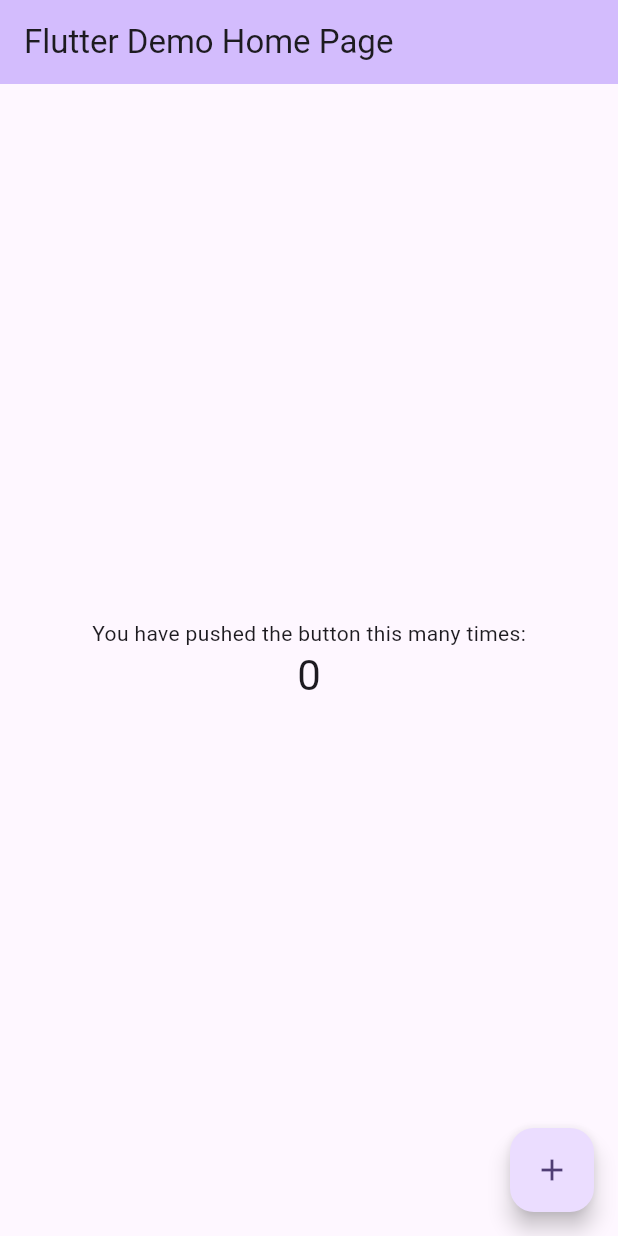
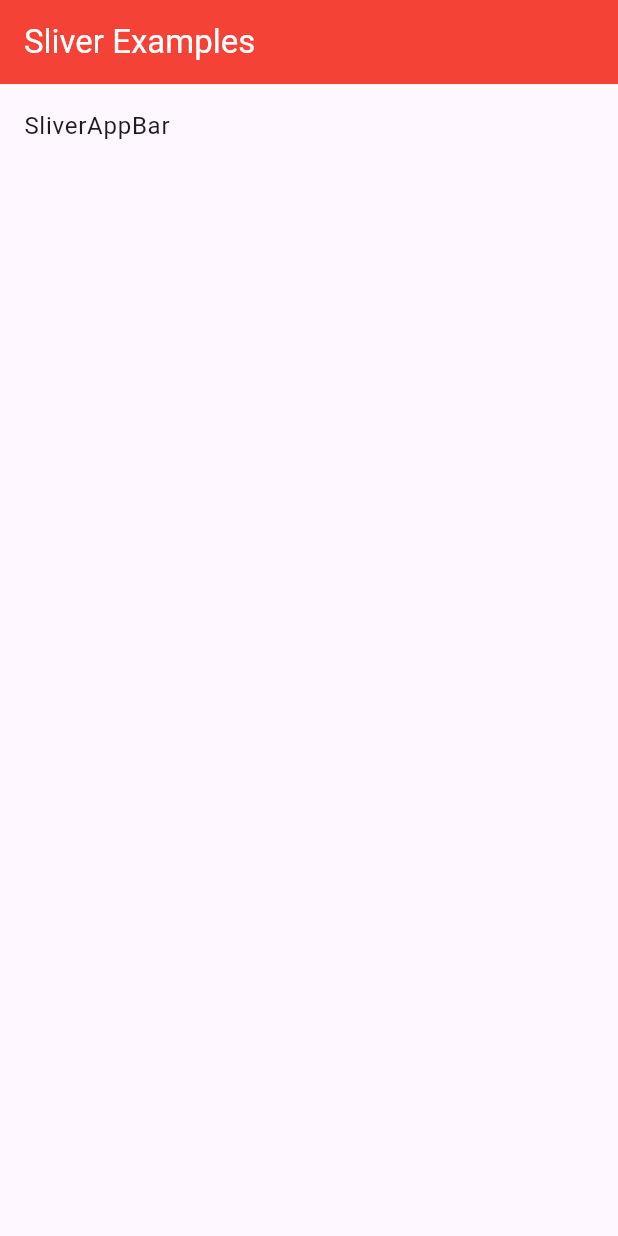
Before and after one commit to Jungin1020/Advanced_Flutter_UI, a Flutter app: the screen it shows after launch, on a phone screen of 412 x 824 dp. Run offline on Flutter 3.47's test engine with Material 3 defaults, Android fonts, the phone set to English and light mode, and no system bars.

Commit message:
Add Nagivator

```diff
--- a/lib/main.dart
+++ b/lib/main.dart
@@ -1,3 +1,4 @@
+import 'package:advanced_flutter_ui/examples.dart';
 import 'package:flutter/material.dart';
 
 void main() {
@@ -13,113 +14,46 @@
     return MaterialApp(
       title: 'Flutter Demo',
       theme: ThemeData(
-        // This is the theme of your application.
-        //
-        // TRY THIS: Try running your application with "flutter run". You'll see
-        // the application has a purple toolbar. Then, without quitting the app,
-        // try changing the seedColor in the colorScheme below to Colors.green
-        // and then invoke "hot reload" (save your changes or press the "hot
-        // reload" button in a Flutter-supported IDE, or press "r" if you used
-        // the command line to start the app).
-        //
-        // Notice that the counter didn't reset back to zero; the application
-        // state is not lost during the reload. To reset the state, use hot
-        // restart instead.
-        //
-        // This works for code too, not just values: Most code changes can be
-        // tested with just a hot reload.
         colorScheme: ColorScheme.fromSeed(seedColor: Colors.deepPurple),
         useMaterial3: true,
       ),
-      home: const MyHomePage(title: 'Flutter Demo Home Page'),
+      home: const SliverExampleNavigatorList(),
     );
   }
 }
 
-class MyHomePage extends StatefulWidget {
-  const MyHomePage({super.key, required this.title});
+final List<Map<String, dynamic>> _examples = [
+  {
+    'title': 'SliverAppBar',
+    'widget': const SliverAppBarExample(),
+  }
+];
 
-  // This widget is the home page of your application. It is stateful, meaning
-  // that it has a State object (defined below) that contains fields that affect
-  // how it looks.
-
-  // This class is the configuration for the state. It holds the values (in this
-  // case the title) provided by the parent (in this case the App widget) and
-  // used by the build method of the State. Fields in a Widget subclass are
-  // always marked "final".
-
-  final String title;
+class SliverExampleNavigatorList extends StatelessWidget {
+  const SliverExampleNavigatorList({super.key});
 
   @override
-  State<MyHomePage> createState() => _MyHomePageState();
-}
-
-class _MyHomePageState extends State<MyHomePage> {
-  int _counter = 0;
-
-  void _incrementCounter() {
-    setState(() {
-      // This call to setState tells the Flutter framework that something has
-      // changed in this State, which causes it to rerun the build method below
-      // so that the display can reflect the updated values. If we changed
-      // _counter without calling setState(), then the build method would not be
-      // called again, and so nothing would appear to happen.
-      _counter++;
-    });
-  }
-
-  @override
-  Widget build(BuildContext context) {
-    // This method is rerun every time setState is called, for instance as done
-    // by the _incrementCounter method above.
-    //
-    // The Flutter framework has been optimized to make rerunning build methods
-    // fast, so that you can just rebuild anything that needs updating rather
-    // than having to individually change instances of widgets.
-    return Scaffold(
+  Widget build(BuildContext context) => Scaffold(
         appBar: AppBar(
-        // TRY THIS: Try changing the color here to a specific color (to
-        // Colors.amber, perhaps?) and trigger a hot reload to see the AppBar
-        // change color while the other colors stay the same.
-        backgroundColor: Theme.of(context).colorScheme.inversePrimary,
-        // Here we take the value from the MyHomePage object that was created by
-        // the App.build method, and use it to set our appbar title.
-        title: Text(widget.title),
+          title: const Text(
+            'Sliver Examples',
+            style: TextStyle(color: Colors.white),
           ),
-      body: Center(
-        // Center is a layout widget. It takes a single child and positions it
-        // in the middle of the parent.
-        child: Column(
-          // Column is also a layout widget. It takes a list of children and
-          // arranges them vertically. By default, it sizes itself to fit its
-          // children horizontally, and tries to be as tall as its parent.
-          //
-          // Column has various properties to control how it sizes itself and
-          // how it positions its children. Here we use mainAxisAlignment to
-          // center the children vertically; the main axis here is the vertical
-          // axis because Columns are vertical (the cross axis would be
-          // horizontal).
-          //
-          // TRY THIS: Invoke "debug painting" (choose the "Toggle Debug Paint"
-          // action in the IDE, or press "p" in the console), to see the
-          // wireframe for each widget.
-          mainAxisAlignment: MainAxisAlignment.center,
-          children: <Widget>[
-            const Text(
-              'You have pushed the button this many times:',
+          backgroundColor: Colors.primaries.first,
         ),
-            Text(
-              '$_counter',
-              style: Theme.of(context).textTheme.headlineMedium,
+        body: ListView.builder(
+          itemCount: _examples.length,
+          itemBuilder: (context, index) => ListTile(
+            title: Text(_examples[index]['title']),
+            onTap: () {
+              Navigator.push(
+                context,
+                MaterialPageRoute(
+                  builder: (context) => _examples[index]['widget'],
                 ),
-          ],
+              );
+            },
           ),
         ),
-      floatingActionButton: FloatingActionButton(
-        onPressed: _incrementCounter,
-        tooltip: 'Increment',
-        child: const Icon(Icons.add),
-      ), // This trailing comma makes auto-formatting nicer for build methods.
       );
 }
-}
```
Lines whose indentation alone changed are shown as unchanged.
